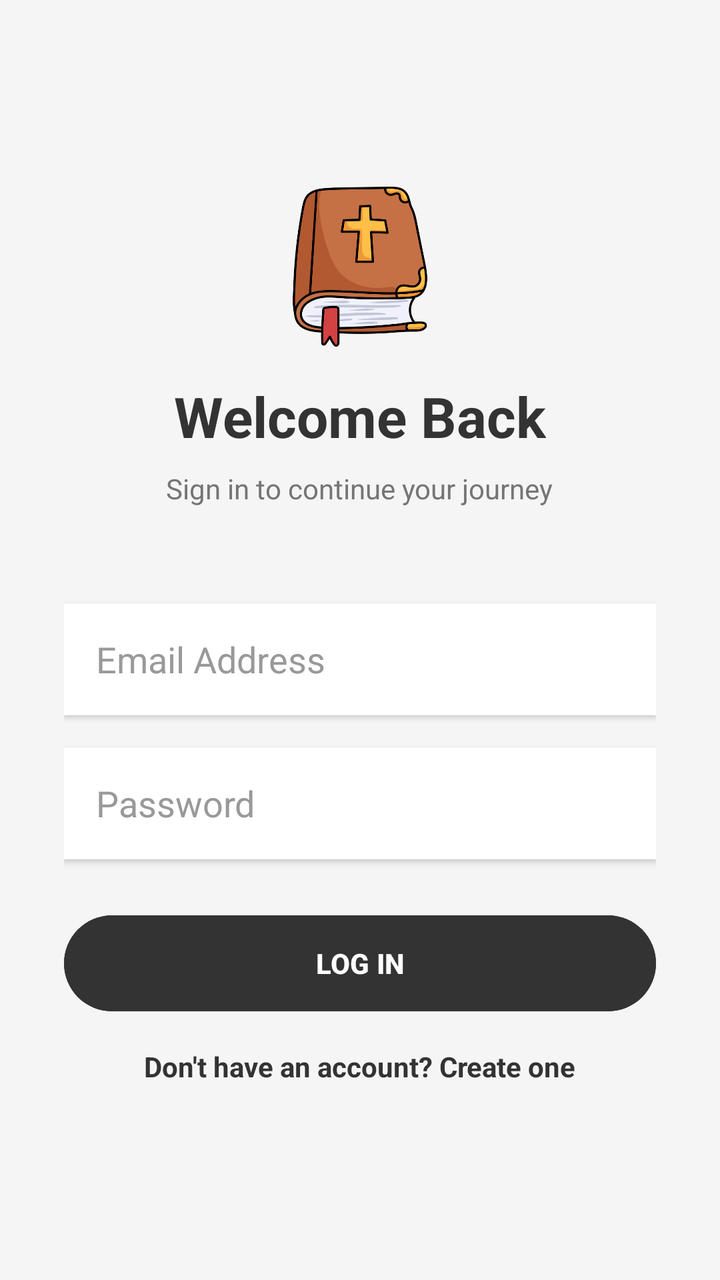
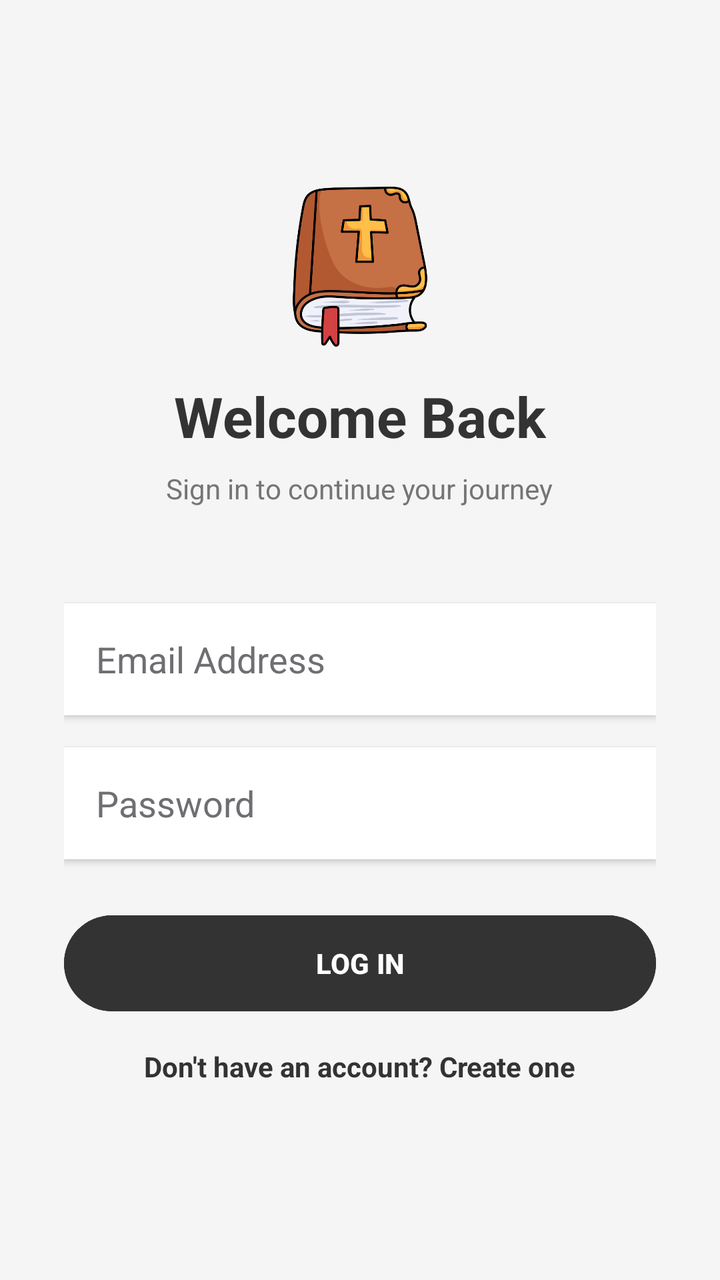

An Android layout rendered at two revisions. The XML below is the earlier revision; the diff shows what the commit changed to produce the second picture.
<!-- AndroidManifest.xml: application theme Theme.SpiritualTracker -->
<!-- res/layout/activity_login.xml -->
<?xml version="1.0" encoding="utf-8"?>
<LinearLayout xmlns:android="http://schemas.android.com/apk/res/android"
    android:layout_width="match_parent"
    android:layout_height="match_parent"
    android:orientation="vertical"
    android:gravity="center"
    android:padding="32dp"
    android:background="#F5F5F5">

    <ImageView
        android:layout_width="80dp"
        android:layout_height="80dp"
        android:src="@drawable/bible"
        android:layout_marginBottom="16dp"
        />

    <TextView
        android:layout_width="wrap_content"
        android:layout_height="wrap_content"
        android:text="Welcome Back"
        android:textSize="28sp"
        android:textStyle="bold"
        android:textColor="#333333"
        android:layout_marginBottom="8dp"/>

    <TextView
        android:layout_width="wrap_content"
        android:layout_height="wrap_content"
        android:text="Sign in to continue your journey"
        android:textSize="14sp"
        android:textColor="#757575"
        android:layout_marginBottom="48dp"/>

    <EditText
        android:id="@+id/etEmail"
        android:layout_width="match_parent"
        android:layout_height="56dp"
        android:background="#FFFFFF"
        android:hint="Email Address"
        android:inputType="textEmailAddress"
        android:paddingStart="16dp"
        android:paddingEnd="16dp"
        android:elevation="2dp"
        android:layout_marginBottom="16dp"
        android:textColor="#333333"
        android:textColorHint="#999999"/>

    <EditText
        android:id="@+id/etPassword"
        android:layout_width="match_parent"
        android:layout_height="56dp"
        android:background="#FFFFFF"
        android:hint="Password"
        android:inputType="textPassword"
        android:paddingStart="16dp"
        android:paddingEnd="16dp"
        android:elevation="2dp"
        android:layout_marginBottom="24dp"
        android:textColor="#333333"
        android:textColorHint="#999999"/>

    <Button
        android:id="@+id/btnLogin"
        android:layout_width="match_parent"
        android:layout_height="56dp"
        android:text="LOG IN"
        android:textStyle="bold"
        android:backgroundTint="#333333"
        android:textColor="#FFFFFF"
        android:layout_marginBottom="10dp"/>

    <TextView
        android:id="@+id/tvRegister"
        android:layout_width="wrap_content"
        android:layout_height="wrap_content"
        android:text="Don't have an account? Create one"
        android:textColor="#333333"
        android:textStyle="bold"
        android:padding="4dp"/>

</LinearLayout>
<!-- resources referenced by this layout -->
<resources>
  <!-- drawable bible: png bitmap (drawable, 43508 bytes) -->
  <style name="Theme.SpiritualTracker" parent="Base.Theme.SpiritualTracker" />
  <style name="Base.Theme.SpiritualTracker" parent="Theme.Material3.DayNight.NoActionBar">
          <item name="colorPrimary">#7E57C2</item>
          <item name="colorOnPrimary">#FFFFFF</item>
          <item name="colorSecondaryContainer">#D1C4E9</item>
          <item name="colorOnSecondaryContainer">#7E57C2</item>
          <item name="android:windowBackground">#F3F4F9</item>
          
          <item name="android:navigationBarColor">#F5F5F5</item>
          <item name="android:windowLightNavigationBar" tools:targetApi="27">true</item>
      </style>
</resources>

<!-- the commit's change to res/layout/activity_login.xml (unified diff, before → after) -->
@@ -43,7 +43,7 @@
         android:elevation="2dp"
         android:layout_marginBottom="16dp"
         android:textColor="#333333"
-        android:textColorHint="#999999"/>
+        android:textColorHint="#6E6E73"/>
 
     <EditText
         android:id="@+id/etPassword"
@@ -57,7 +57,7 @@
         android:elevation="2dp"
         android:layout_marginBottom="24dp"
         android:textColor="#333333"
-        android:textColorHint="#999999"/>
+        android:textColorHint="#6E6E73"/>
 
     <Button
         android:id="@+id/btnLogin"
